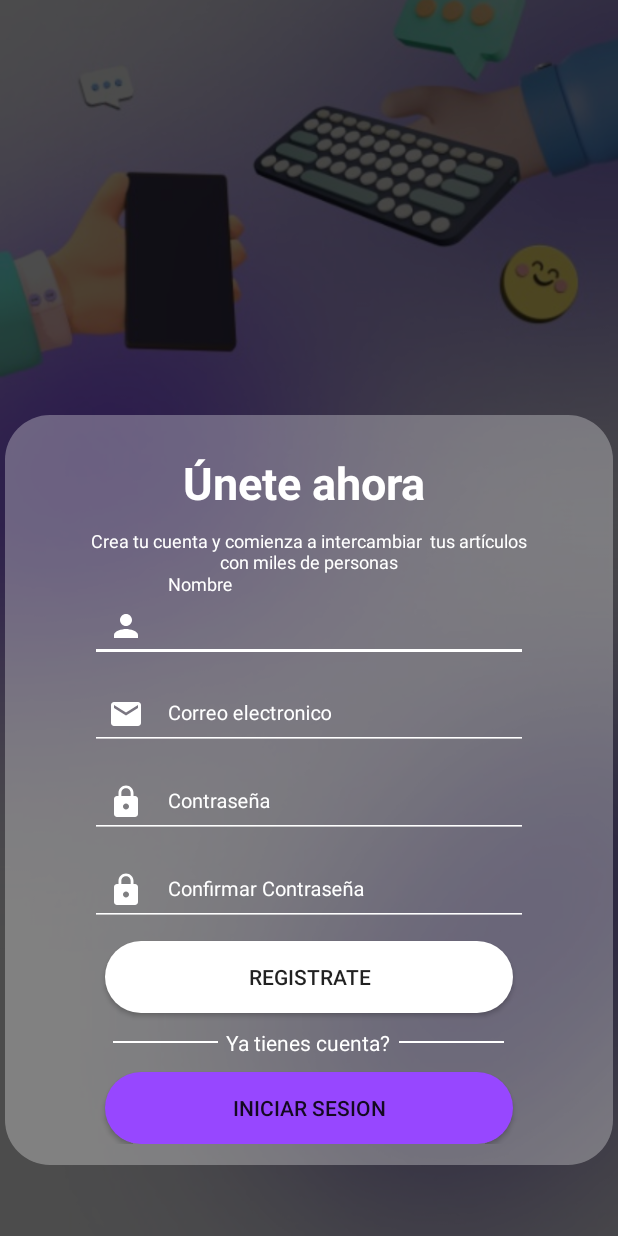
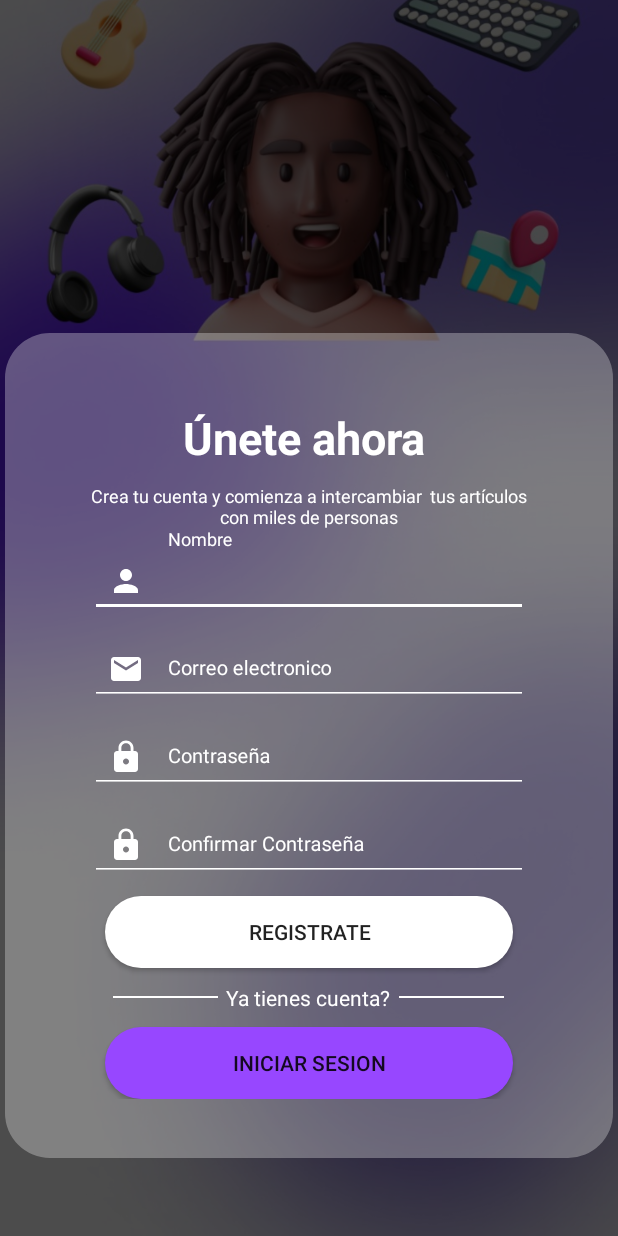
Before and after one commit to JoseHernann/IntercambiosUANL, an Android app: the RegisterActivity screen opened directly, with no data from a screen before it, on a phone screen of 412 x 824 dp. Run offline under Robolectric (Android 15) with nearby library versions, the phone set to English and light mode, and no system bars; our stand-ins replace Firebase (no records; nobody signed in at launch, a user with empty details on screens opened directly).

Commit message:
Se agrega la imagen de la pantalla de regustro Se modifican los estilos de la pantalla de registro

```diff
--- a/app/src/main/res/layout/activity_register.xml
+++ b/app/src/main/res/layout/activity_register.xml
@@ -14,7 +14,7 @@
         <ImageView
             android:layout_width="match_parent"
             android:layout_height="match_parent"
-            android:src="@drawable/principal"
+            android:src="@drawable/register"
             android:scaleType="centerCrop"/>
         <View
             android:layout_width="match_parent"
@@ -26,10 +26,10 @@
     <FrameLayout
         android:id="@+id/frameLayout"
         android:layout_width="match_parent"
-        android:layout_height="500dp"
+        android:layout_height="550dp"
         android:layout_gravity="center"
         android:layout_marginLeft="3dp"
-        android:layout_marginTop="230dp"
+        android:layout_marginTop="170dp"
         android:layout_marginRight="3dp">
 
         <View
```
Also changed, not shown: app/src/main/res/drawable/register.png (added).
